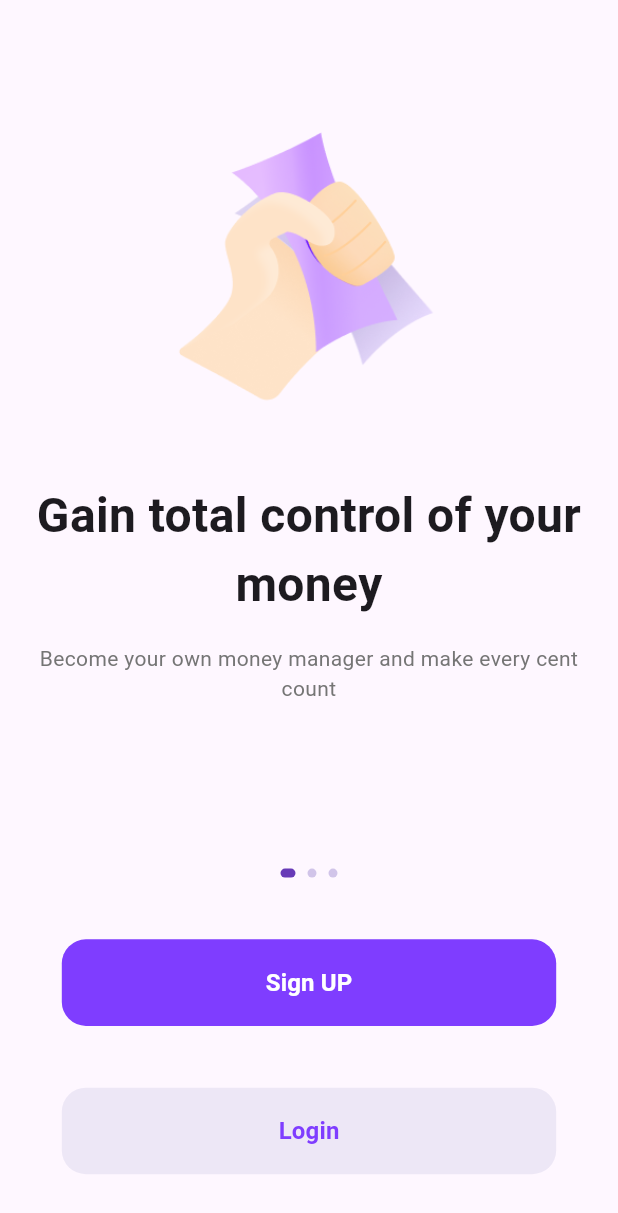
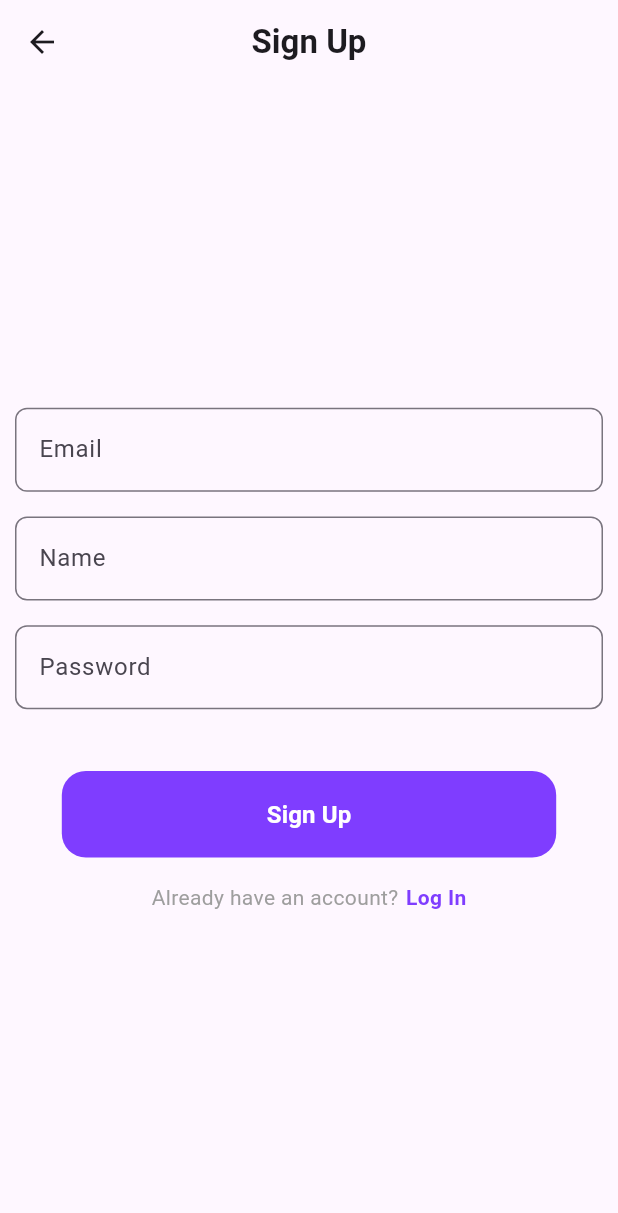
Before and after one commit to Yusuf-Mahmoud/expense_tracker, a Flutter app: the screen it shows after launch, after a tap on "Sign UP", on a phone screen of 412 x 824 dp. Shown: the top 1213 px of the screen. Run offline on Flutter 3.47's test engine with Material 3 defaults, Android fonts, the phone set to English and light mode, and no system bars; our stand-ins replace bloc, cloud_firestore, firebase_auth, firebase_core, flutter_bloc; accounts and stored records are empty.

```diff
--- /dev/null
+++ b/lib/core/firebase/fire_database.dart
@@ -0,0 +1,45 @@
+import 'package:expense_tracker/core/firebase/model/user.dart';
+import 'package:firebase_auth/firebase_auth.dart';
+import 'package:cloud_firestore/cloud_firestore.dart';
+
+class FireDatabase {
+  final FirebaseAuth auth = FirebaseAuth.instance;
+
+  final FirebaseFirestore firestore = FirebaseFirestore.instance;
+
+  Future<void> signUp(String name, String password, String email) async {
+    UserCredential userCredential = await auth.createUserWithEmailAndPassword(
+      email: email,
+      password: password,
+    );
+    UserModel userModel = UserModel(
+      name: name,
+      email: email,
+      password: password,
+      currency: "EGP",
+      createdAt: DateTime.now(),
+    );
+    await firestore
+        .collection('Users')
+        .doc(userCredential.user!.uid)
+        .set(userModel.toJson());
+  }
+
+  Future<UserModel> login(String email, String password) async {
+    UserCredential userCredential = await auth.signInWithEmailAndPassword(
+      email: email,
+      password: password,
+    );
+
+    try {
+      DocumentSnapshot userDoc = await firestore
+          .collection('Users')
+          .doc(userCredential.user!.uid)
+          .get();
+      return UserModel.fromJson(userDoc.data() as Map<String, dynamic>);
+    } catch (e) {
+      print('Error logging in user: $e');
+    }
+    return UserModel(email: '', password: '', name: '', currency: '', createdAt: DateTime.now());
+  }
+}
--- /dev/null
+++ b/lib/core/firebase/model/user.dart
@@ -0,0 +1,38 @@
+class UserModel {
+  String password;
+  final String name;
+  final String email;
+  final String? photoUrl;
+  final String currency;
+  final DateTime createdAt;
+
+  UserModel({
+    required this.password,
+    required this.name,
+    required this.email,
+    this.photoUrl,
+    required this.currency,
+    required this.createdAt,
+  });
+  Map<String, dynamic> toJson() {
+    return {
+      'password': password,
+      'name': name,
+      'email': email,
+      'photoUrl': photoUrl,
+      'currency': currency,
+      'createdAt': createdAt.toIso8601String(),
+    };
+  }
+
+  factory UserModel.fromJson(Map<String, dynamic> json) {
+    return UserModel(
+      password: json['password'],
+      name: json['name'],
+      email: json['email'],
+      photoUrl: json['photoUrl'],
+      currency: json['currency'],
+      createdAt: DateTime.parse(json['createdAt']),
+    );
+  }
+}
--- /dev/null
+++ b/lib/core/widget/customtextfield.dart
@@ -0,0 +1,41 @@
+import 'package:flutter/material.dart';
+
+class TextFormApp extends StatelessWidget {
+  final TextEditingController controller;
+  final String label;
+  final bool obscureText;
+  final TextInputType? keyboardType;
+  final String? Function(String?)? validator;
+
+  const TextFormApp({
+    super.key,
+    required this.label,
+    required this.controller,
+    required this.obscureText,
+    this.keyboardType,
+    this.validator,
+  });
+
+  @override
+  Widget build(BuildContext context) {
+    return Column(
+      children: [
+        Padding(
+          padding: const EdgeInsets.only(left: 10.0, right: 10.0),
+          child: TextFormField(
+            controller: controller,
+            obscureText: obscureText,
+            validator: validator,
+
+            decoration: InputDecoration(
+              labelText: label,
+              border: OutlineInputBorder(
+                borderRadius: BorderRadius.circular(8),
+              ),
+            ),
+          ),
+        ),
+      ],
+    );
+  }
+}
--- a/lib/features/Onboarding/onboarding.dart
+++ b/lib/features/Onboarding/onboarding.dart
@@ -1,19 +1,18 @@
 import 'package:expense_tracker/core/theme/theme.dart';
 import 'package:expense_tracker/core/widget/customauthbutton.dart';
 import 'package:expense_tracker/features/Onboarding/widget/onBoardingItem.dart';
+import 'package:expense_tracker/features/auth/login/login_screen.dart';
+import 'package:expense_tracker/features/auth/signup/signup_screen.dart';
 import 'package:flutter/material.dart';
 
 class OnBoarding extends StatefulWidget {
   const OnBoarding({super.key});
-
   @override
   State<OnBoarding> createState() => _OnBoardingState();
 }
-
 class _OnBoardingState extends State<OnBoarding> {
   final PageController _pageController = PageController();
   int currentIndex = 0;
-
   @override
   Widget build(BuildContext context) {
     return Scaffold(
@@ -72,14 +71,22 @@ class _OnBoardingState extends State<OnBoarding> {
             text: 'Sign UP',
             backgroundColor: Colormanager.primary,
             textColor: Colors.white,
-            onPressed: () {},
+            onPressed: () {
+              Navigator.push(context, MaterialPageRoute(builder: (context) {
+                return SignupScreen();
+              }));
+            },
           ),
-          SizedBox(height: MediaQuery.of(context).size.height * 0.05),
+          SizedBox(height: MediaQuery.of(context).size.height * 0.03),
           CustomAuthButton(
             text: 'Login',
             backgroundColor: Colors.deepPurple.shade50,
             textColor: Colormanager.primary,
-            onPressed: () {},
+            onPressed: () {
+              Navigator.push(context, MaterialPageRoute(builder: (context) {
+                return LoginScreen();
+              }));
+            },
           ),
           SizedBox(height: MediaQuery.of(context).size.height * 0.05),
         ],
--- /dev/null
+++ b/lib/features/auth/cubit/logic.dart
@@ -0,0 +1,27 @@
+import 'package:bloc/bloc.dart';
+import 'package:expense_tracker/core/firebase/fire_database.dart';
+import 'package:expense_tracker/features/auth/cubit/state.dart';
+
+class AuthCubit extends Cubit<AuthState> {
+  AuthCubit() : super(AuthInitial());
+  final FireDatabase _fireAuth = FireDatabase();
+
+  Future<void> signUp(String name, String password, String email) async {
+    emit(AuthLoading());
+    try {
+      await _fireAuth.signUp(name, password, email);
+      emit(AuthSuccess());
+    } catch (e) {
+      emit(AuthFailure(e.toString()));
+    }
+  }
+  Future<void> login(String email, String password) async {
+    emit(LoginLoading());
+    try {
+      final userInfo = await _fireAuth.login(email, password);
+      emit(LoginSuccess(userInfo));
+    } catch (e) {
+      emit(LoginFailure(e.toString()));
+    }
+  }
+}
--- /dev/null
+++ b/lib/features/auth/cubit/state.dart
@@ -0,0 +1,27 @@
+
+import 'package:expense_tracker/core/firebase/model/user.dart';
+
+class AuthState {}
+
+class AuthInitial extends AuthState {}
+
+class AuthLoading extends AuthState {}
+
+class AuthSuccess extends AuthState {}
+
+class AuthFailure extends AuthState {
+  final String error;
+  AuthFailure(this.error);
+}
+
+class LoginLoading extends AuthState {}
+
+class LoginSuccess extends AuthState {
+  final UserModel info;
+  LoginSuccess(this.info);
+}
+
+class LoginFailure extends AuthState {
+  final String error;
+  LoginFailure(this.error);
+}
--- a/lib/features/auth/signup/signup_screen.dart
+++ b/lib/features/auth/signup/signup_screen.dart
@@ -0,0 +1,148 @@
+import 'package:expense_tracker/core/theme/theme.dart';
+import 'package:expense_tracker/core/widget/Customauthbutton.dart';
+import 'package:expense_tracker/core/widget/customtextfield.dart';
+import 'package:expense_tracker/features/auth/cubit/logic.dart';
+import 'package:expense_tracker/features/auth/cubit/state.dart';
+import 'package:expense_tracker/features/auth/login/login_screen.dart';
+import 'package:flutter/material.dart';
+import 'package:flutter_bloc/flutter_bloc.dart';
+
+class SignupScreen extends StatefulWidget {
+  const SignupScreen({super.key});
+
+  @override
+  State<SignupScreen> createState() => _SignupScreenState();
+}
+
+class _SignupScreenState extends State<SignupScreen> {
+  final TextEditingController emailController = TextEditingController();
+  final TextEditingController nameController = TextEditingController();
+  final TextEditingController passwordController = TextEditingController();
+  final GlobalKey<FormState> formKey = GlobalKey<FormState>();
+
+  @override
+  Widget build(BuildContext context) {
+    return BlocListener<AuthCubit, AuthState>(
+      listener: (context, state) {
+        if (state is AuthLoading) {
+          ScaffoldMessenger.of(
+            context,
+          ).showSnackBar(SnackBar(content: Text('Signing up...')));
+        } else if (state is AuthSuccess) {
+          ScaffoldMessenger.of(
+            context,
+          ).showSnackBar(SnackBar(content: Text('Sign up successful')));
+          Navigator.pop(context);
+        } else if (state is AuthFailure) {
+          ScaffoldMessenger.of(
+            context,
+          ).showSnackBar(SnackBar(content: Text(state.error)));
+        }
+      },
+      child: Scaffold(
+        appBar: AppBar(
+          centerTitle: true,
+          title: Text(
+            ' Sign Up ',
+            style: TextStyle(fontWeight: FontWeight.bold),
+          ),
+        ),
+        body: Form(
+          key: formKey,
+          child: Column(
+            mainAxisAlignment: .center,
+            children: [
+              TextFormApp(
+                label: 'Email',
+                controller: emailController,
+                obscureText: false,
+                validator: (value) {
+                  if (value == null || value.isEmpty) {
+                    return 'Please enter your email';
+                  }
+                  return null;
+                },
+              ),
+
+              SizedBox(height: MediaQuery.of(context).size.height * 0.02),
+              TextFormApp(
+                label: 'Name',
+                controller: nameController,
+                obscureText: false,
+                validator: (value) {
+                  if (value == null || value.isEmpty) {
+                    return 'Please enter your name';
+                  }
+                  return null;
+                },
+              ),
+
+              SizedBox(height: MediaQuery.of(context).size.height * 0.02),
+              TextFormApp(
+                label: 'Password',
+                controller: passwordController,
+                obscureText: true,
+                validator: (value) {
+                  if (value == null || value.isEmpty) {
+                    return 'Please enter your password';
+                  }
+                  return null;
+                },
+              ),
+              SizedBox(height: MediaQuery.of(context).size.height * 0.05),
+              Center(
+                child: SizedBox(
+                  width: MediaQuery.of(context).size.width * 0.8,
+                  child: CustomAuthButton(
+                    backgroundColor: Colormanager.primary,
+                    textColor: Colors.white,
+                    text: 'Sign Up',
+                    onPressed: () {
+                      if (formKey.currentState!.validate()) {
+                        BlocProvider.of<AuthCubit>(context).signUp(
+                          nameController.text,
+                          passwordController.text,
+                          emailController.text,
+                        );
+                      }
+                    },
+                  ),
+                ),
+              ),
+              SizedBox(height: MediaQuery.of(context).size.height * 0.02),
+              Row(
+                mainAxisAlignment: MainAxisAlignment.center,
+                children: [
+                  Text(
+                    "Already have an account?",
+                    style: TextStyle(color: Colors.grey),
+                  ),
+                  SizedBox(width: 5),
+                  GestureDetector(
+                    onTap: () {
+                      Navigator.push(
+                        context,
+                        MaterialPageRoute(
+                          builder: (context) {
+                            return LoginScreen();
+                          },
+                        ),
+                      );
+                    },
+                    child: Text(
+                      'Log In',
+                      style: TextStyle(
+                        color: Colormanager.primary,
+                        fontWeight: FontWeight.bold,
+                      ),
+                    ),
+                  ),
+                ],
+              ),
+            ],
+          ),
+        ),
+      ),
+    );
+  }
+}
--- a/lib/main.dart
+++ b/lib/main.dart
@@ -1,18 +1,33 @@
+import 'package:expense_tracker/features/auth/cubit/logic.dart';
 import 'package:expense_tracker/features/splash/splash_screen.dart';
+import 'package:expense_tracker/firebase_options.dart';
+import 'package:firebase_core/firebase_core.dart';
 import 'package:flutter/material.dart';
+import 'package:flutter_bloc/flutter_bloc.dart';
 
-void main() {
-  runApp(const MyApp());
+void main() async{
+  WidgetsFlutterBinding.ensureInitialized();
+  await Firebase.initializeApp(
+    options: DefaultFirebaseOptions.currentPlatform,
+  );
+  runApp( MyApp());
 }
 
 class MyApp extends StatelessWidget {
   const MyApp({super.key});
   @override
   Widget build(BuildContext context) {
-    return MaterialApp(
-      title: 'Expense Tracker',
-      home: SplashScreen(),
-      debugShowCheckedModeBanner: false,
+    return MultiBlocProvider(
+      providers: [
+        BlocProvider(
+          create: (context) => AuthCubit(),
+        ),
+      ],
+      child: MaterialApp(
+        title: 'Expense Tracker',
+        home: SplashScreen(),
+        debugShowCheckedModeBanner: false,
+      ),
     );
   }
 }
```
Also changed, not shown: lib/features/auth/login/login_screen.dart (+140 -0 lines), lib/features/home/home_screen.dart (added, +15 -0 lines), pubspec.yaml (+7 -0 lines), firebase.json (added), lib/firebase_options.dart (added), pubspec.lock, 6 other files.
